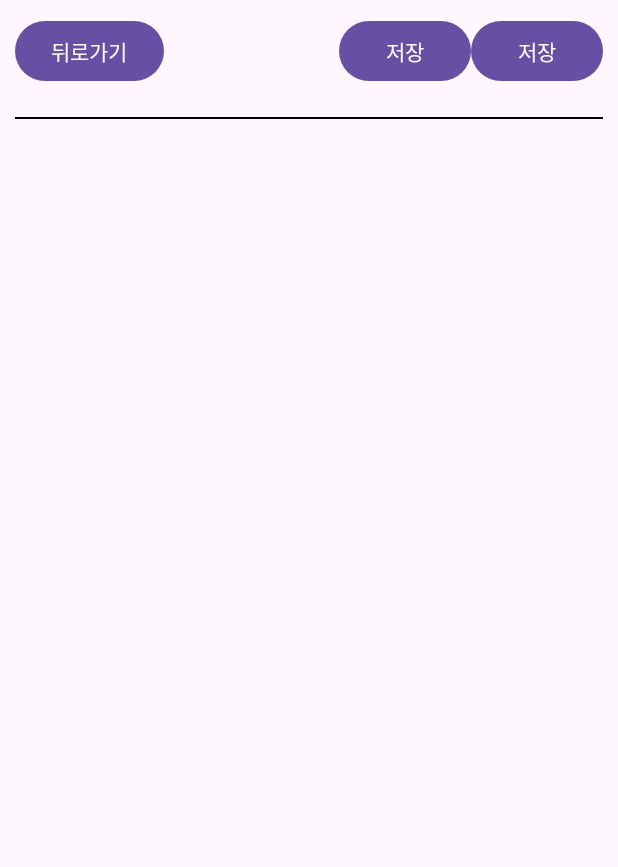
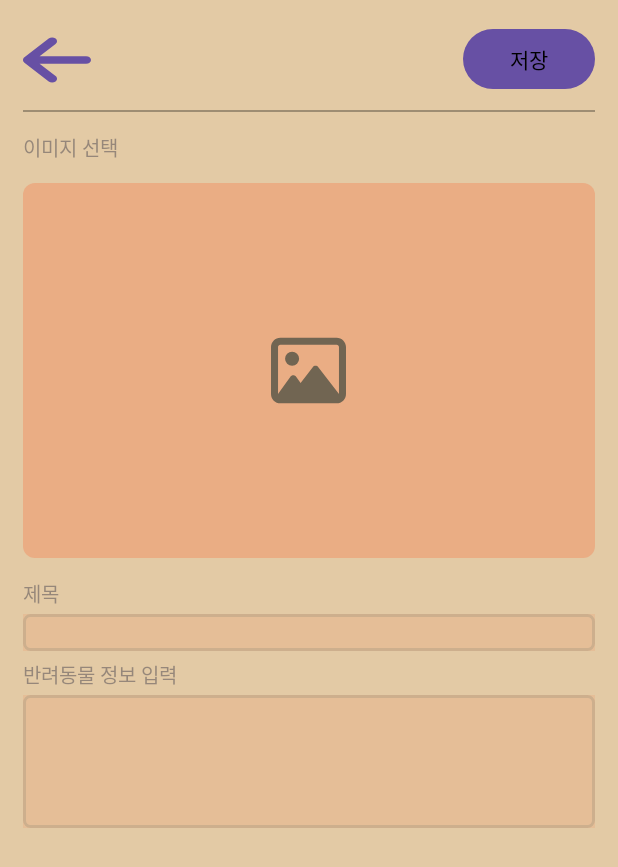
Before and after one commit to dlsrks0631/petner_mobile_app, an Android app: the screen it shows after launch (MainActivity), on a phone screen of 412 x 824 dp. Shown: the top 867 px of the screen. Run offline under Robolectric (Android 15) with nearby library versions, the phone set to English and light mode, and no system bars.

Commit message:
create post screen

```diff
--- /dev/null
+++ b/app/src/main/res/drawable/arrow_left.xml
@@ -0,0 +1,9 @@
+<vector xmlns:android="http://schemas.android.com/apk/res/android"
+    android:width="15dp"
+    android:height="15dp"
+    android:viewportWidth="448"
+    android:viewportHeight="512">
+  <path
+      android:fillColor="#ffffff"
+      android:pathData="M9.4,233.4c-12.5,12.5 -12.5,32.8 0,45.3l160,160c12.5,12.5 32.8,12.5 45.3,0s12.5,-32.8 0,-45.3L109.2,288 416,288c17.7,0 32,-14.3 32,-32s-14.3,-32 -32,-32l-306.7,0L214.6,118.6c12.5,-12.5 12.5,-32.8 0,-45.3s-32.8,-12.5 -45.3,0l-160,160z"/>
+</vector>
--- /dev/null
+++ b/app/src/main/res/drawable/border_radius.xml
@@ -0,0 +1,5 @@
+<?xml version="1.0" encoding="utf-8"?>
+<shape xmlns:android="http://schemas.android.com/apk/res/android">
+    <solid android:color="#80FF5722"/> <!-- 투명한 검은색 -->
+    <corners android:radius="8dp"/>
+</shape>
--- /dev/null
+++ b/app/src/main/res/drawable/edit_text_style.xml
@@ -0,0 +1,19 @@
+<?xml version="1.0" encoding="utf-8"?>
+<layer-list xmlns:android="http://schemas.android.com/apk/res/android">
+    <!-- 기존 배경 스타일 -->
+    <item>
+        <shape>
+            <solid android:color="#80FF5722"/> <!-- 여기에 원하는 배경색을 설정 -->
+        </shape>
+    </item>
+
+    <!-- 테두리 추가 -->
+    <item>
+        <shape>
+            <stroke
+                    android:width="2dp"
+                    android:color="#80000000"/> <!-- 테두리 색상 및 두께 -->
+            <corners android:radius="4dp"/> <!-- 모서리 둥글기 -->
+        </shape>
+    </item>
+</layer-list>
--- /dev/null
+++ b/app/src/main/res/drawable/image_regular.xml
@@ -0,0 +1,9 @@
+<vector xmlns:android="http://schemas.android.com/apk/res/android"
+    android:width="512dp"
+    android:height="512dp"
+    android:viewportWidth="512"
+    android:viewportHeight="512">
+  <path
+      android:fillColor="#FF000000"
+      android:pathData="M448,80c8.8,0 16,7.2 16,16L464,415.8l-5,-6.5 -136,-176c-4.5,-5.9 -11.6,-9.3 -19,-9.3s-14.4,3.4 -19,9.3L202,340.7l-30.5,-42.7C167,291.7 159.8,288 152,288s-15,3.7 -19.5,10.1l-80,112L48,416.3l0,-0.3L48,96c0,-8.8 7.2,-16 16,-16L448,80zM64,32C28.7,32 0,60.7 0,96L0,416c0,35.3 28.7,64 64,64L448,480c35.3,0 64,-28.7 64,-64L512,96c0,-35.3 -28.7,-64 -64,-64L64,32zM144,224a48,48 0,1 0,0 -96,48 48,0 1,0 0,96z"/>
+</vector>
--- a/app/src/main/res/layout/activity_main.xml
+++ b/app/src/main/res/layout/activity_main.xml
@@ -2,45 +2,130 @@
 <LinearLayout
 		xmlns:android="http://schemas.android.com/apk/res/android"
 		xmlns:tools="http://schemas.android.com/tools"
-		xmlns:app="http://schemas.android.com/apk/res-auto"
 		android:layout_width="match_parent"
 		android:layout_height="match_parent"
 		tools:context=".MainActivity"
-		android:orientation="vertical"
-		android:layout_margin="10dp">
+		android:background="@color/colorFocus"
+		android:orientation="vertical">
+
+	<LinearLayout
+			android:layout_width="match_parent"
+			android:layout_height="wrap_content"
+			android:layout_margin="15dp"
+			android:orientation="vertical">
 		<LinearLayout
 				android:layout_width="match_parent"
 				android:layout_height="wrap_content"
 				android:orientation="horizontal"
 				>
+
 			<Button
-				android:layout_width="wrap_content"
-		        android:layout_height="wrap_content"
-				android:text="뒤로가기"
+					android:layout_width="45dp"
+					android:layout_height="40dp"
+					android:background="@drawable/arrow_left"
 					/>
+
 			<View
 					android:layout_width="0dp"
 					android:layout_height="0dp"
 					android:layout_weight="1"/>
 
-
 			<Button
 					android:layout_width="wrap_content"
 					android:layout_height="wrap_content"
 					android:text="저장"
-		/>
-		<Button
-				android:layout_width="wrap_content"
-				android:layout_height="wrap_content"
-				android:text="저장"
+					android:textColor="@color/black"
+					android:id="@+id/saveBtn"
 					/>
 		</LinearLayout>
+
 		<View
 				android:layout_width="match_parent"
-			android:layout_height="20dp"/>
+				android:layout_height="10dp"/>
+
 		<View
 				android:layout_width="match_parent"
 				android:layout_height="1dp"
-			android:background="@color/black"/>
+				android:background="@color/black"
+				android:alpha="0.3"/>
+		<View
+				android:layout_width="match_parent"
+				android:layout_height="13dp"/>
 
+		<!--
+		이미지 선택
+		-->
+		<LinearLayout
+				android:layout_width="match_parent"
+				android:layout_height="wrap_content"
+				android:orientation="vertical">
+			<TextView
+					android:layout_width="wrap_content"
+					android:layout_height="wrap_content"
+					android:text="이미지 선택"
+					android:textSize="13sp"
+					android:alpha="0.5"/>
+			<View
+					android:layout_width="match_parent"
+					android:layout_height="13dp"/>
+			<FrameLayout
+					android:layout_width="match_parent"
+					android:layout_height="250dp"
+					android:background="@drawable/border_radius"
+					android:alpha="0.5">
+				<ImageView
+						android:layout_width="50dp"
+						android:layout_height="50dp"
+						android:src="@drawable/image_regular"
+						android:layout_gravity="center"/>
+			</FrameLayout>
+			<View
+					android:layout_width="match_parent"
+					android:layout_height="13dp"/>
 		</LinearLayout>
+
+		<!--
+		게시글 작성
+		-->
+		<LinearLayout
+				android:layout_width="match_parent"
+				android:layout_height="wrap_content"
+				android:orientation="vertical">
+			<TextView
+					android:layout_width="wrap_content"
+					android:layout_height="wrap_content"
+					android:text="제목"
+					android:textSize="13sp"
+					android:alpha="0.5"/>
+			<View
+					android:layout_width="match_parent"
+					android:layout_height="3dp"/>
+			<EditText
+					android:layout_width="match_parent"
+					android:layout_height="wrap_content"
+					android:background="@drawable/edit_text_style"
+					android:alpha="0.2"/>
+			<View
+					android:layout_width="match_parent"
+					android:layout_height="5dp"/>
+			<TextView
+					android:layout_width="wrap_content"
+					android:layout_height="wrap_content"
+					android:text="반려동물 정보 입력"
+					android:textSize="13sp"
+					android:alpha="0.5"/>
+			<View
+					android:layout_width="match_parent"
+					android:layout_height="3dp"/>
+			<EditText
+					android:layout_width="match_parent"
+					android:layout_height="wrap_content"
+					android:background="@drawable/edit_text_style"
+					android:inputType="textMultiLine"
+					android:minLines="4"
+					android:maxLines="10"
+					android:scrollbars="vertical"
+					android:alpha="0.2"/>
+		</LinearLayout>
+	</LinearLayout>
+</LinearLayout>
--- a/app/src/main/res/values/colors.xml
+++ b/app/src/main/res/values/colors.xml
@@ -2,4 +2,6 @@
 <resources>
     <color name="black">#FF000000</color>
     <color name="white">#FFFFFFFF</color>
+    <color name="colorFocus">#E3CAA5</color>
+    <color name="colorBackground">#FFFBE9</color>
 </resources>
--- a/app/src/main/res/values/themes.xml
+++ b/app/src/main/res/values/themes.xml
@@ -1,8 +1,8 @@
 <resources xmlns:tools="http://schemas.android.com/tools">
     <!-- Base application theme. -->
     <style name="Base.Theme.PETner" parent="Theme.Material3.DayNight.NoActionBar">
-        <!-- Customize your light theme here. -->
         <!-- <item name="colorPrimary">@color/my_light_primary</item> -->
+
     </style>
 
     <style name="Theme.PETner" parent="Base.Theme.PETner"/>
```
Lines whose indentation alone changed are shown as unchanged.
